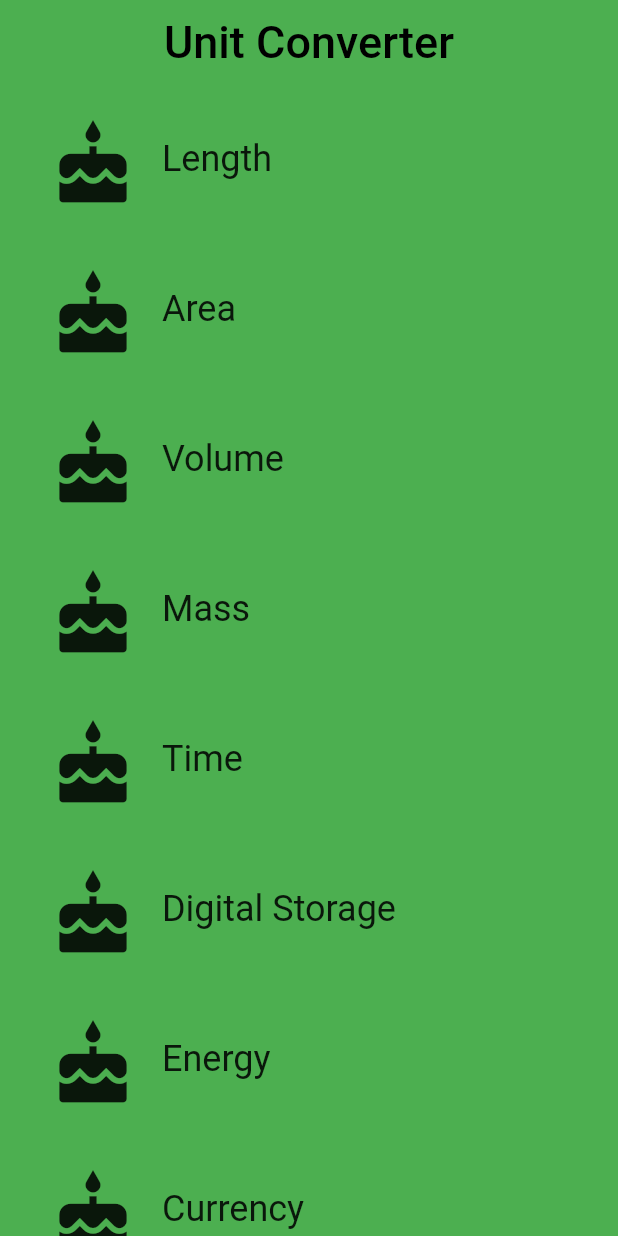
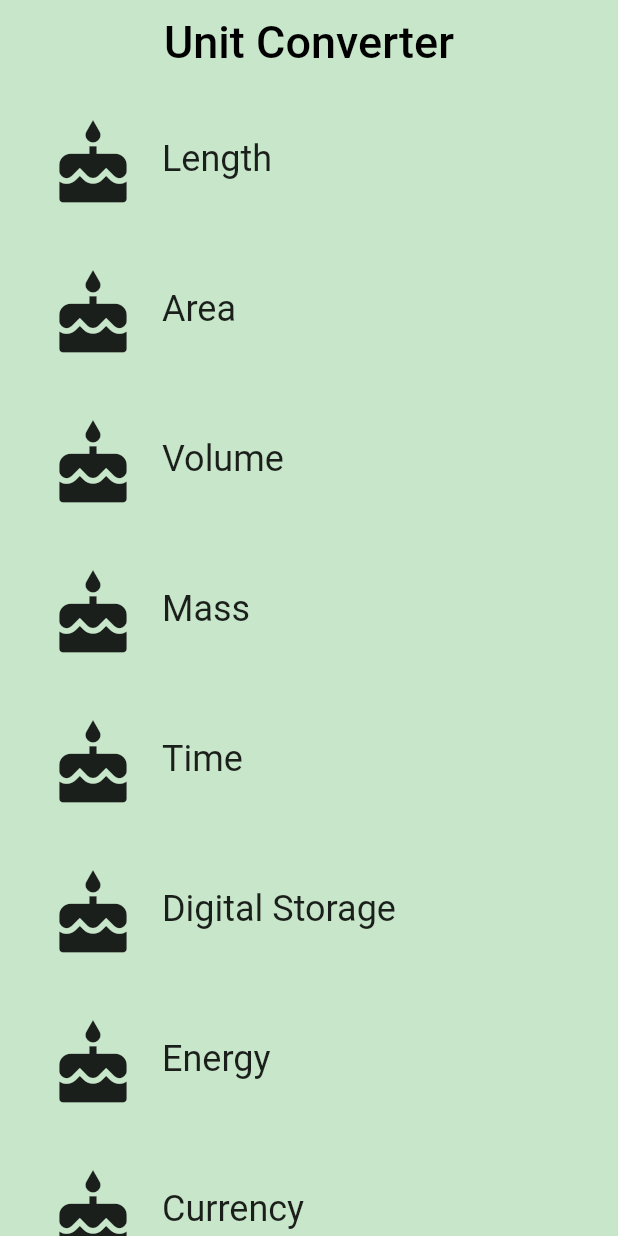
Before and after one commit to erikrios/category-widget, a Flutter app: the screen it shows after launch, on a phone screen of 412 x 824 dp. Run offline on Flutter 3.47's test engine with Material 2 defaults, Android fonts, the phone set to English and light mode, and no system bars.

Commit message:
Clean the code

```diff
--- a/lib/category_route.dart
+++ b/lib/category_route.dart
@@ -1,7 +1,7 @@
 import 'package:flutter/material.dart';
 import 'package:category_widget/category.dart';
 
-final _backgroundColor = Colors.green;
+final _backgroundColor = Colors.green[100];
 
 class CategoryRoute extends StatelessWidget {
   const CategoryRoute();
```
